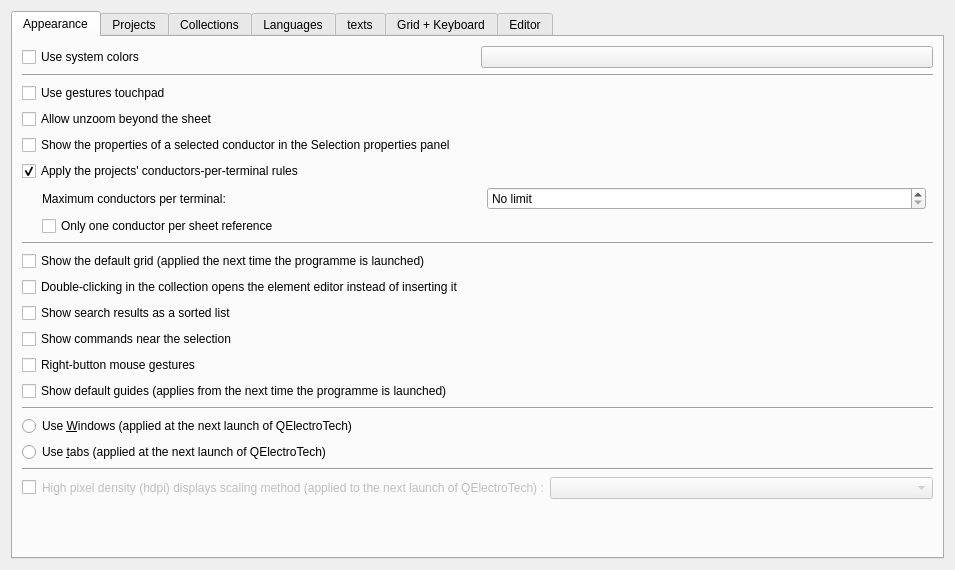
Before: the Qt Designer form sources/ui/configpage/generalconfigurationpage.ui in qelectrotech/qelectrotech-source-mirror, drawn with Qt 5.
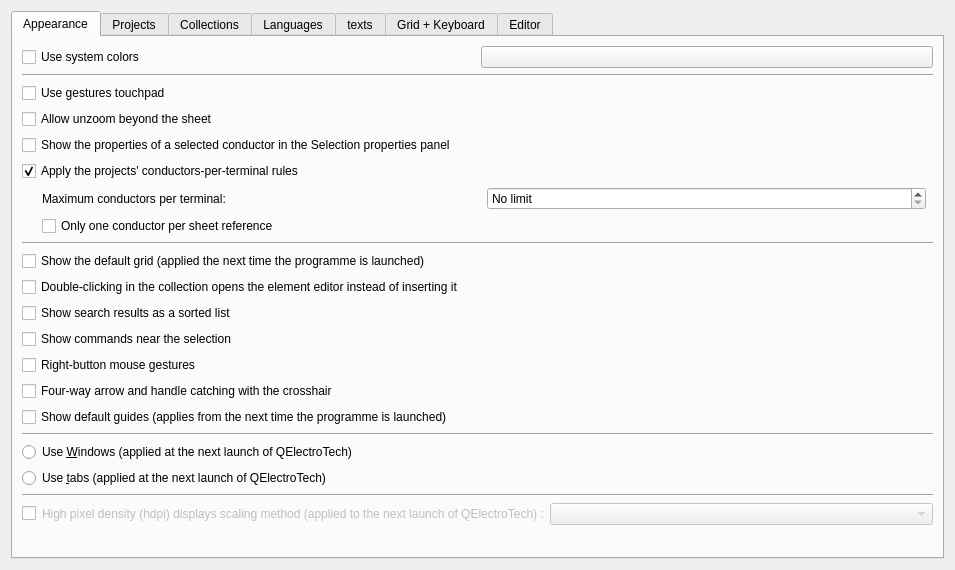
After: the same form once the commit is applied. Custom widgets are drawn as their Qt base class.

Commit message: Pointer: a setting to keep the old pointer, and two fixes from review

```diff
--- a/sources/ui/configpage/generalconfigurationpage.ui
+++ b/sources/ui/configpage/generalconfigurationpage.ui
@@ -194,6 +194,16 @@
          </property>
         </widget>
        </item>
+       <item>
+        <widget class="QCheckBox" name="m_pointer_aids_cb">
+         <property name="toolTip">
+          <string>A four-way arrow over what a drag moves; with the crosshair, the pointer jumps with it from grid point to grid point, and a handle within 12 pixels catches it and the click. Unticked: the system pointer, and handles are grabbed under the mouse only.</string>
+         </property>
+         <property name="text">
+          <string>Four-way arrow and handle catching with the crosshair</string>
+         </property>
+        </widget>
+       </item>
        <item>
         <widget class="QCheckBox" name="guides_startup_cb">
          <property name="text">
```
The commit also changes 5 other files.
